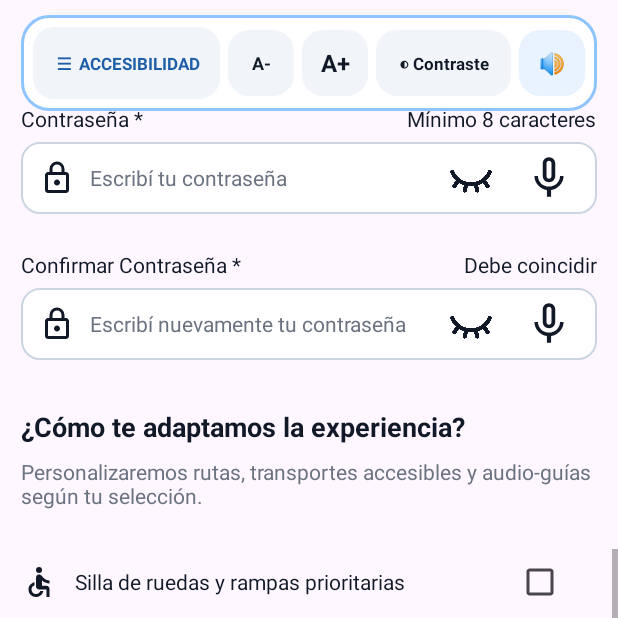
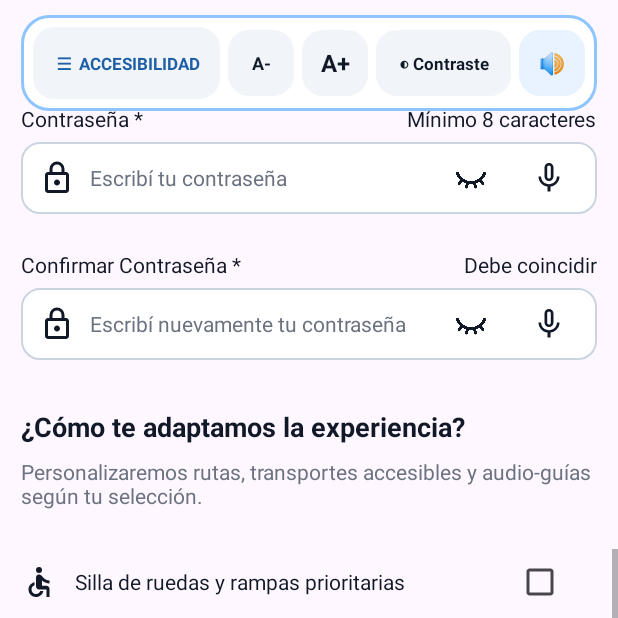
Before and after one commit to AbrildelaIglesia/ViajApp---MadStack, an Android app: the RegistroActivity screen opened directly, with no data from a screen before it, scrolled down 524 dp, on a phone screen of 412 x 824 dp, the top half of it. Run offline under Robolectric (Android 15) with nearby library versions, the phone set to English and light mode, and no system bars; our stand-ins replace Firebase (no records; nobody signed in at launch, a user with empty details on screens opened directly).

Commit message:
Ajustes visuales en pantalla de registro

```diff
--- a/app/src/main/res/layout/activity_registro.xml
+++ b/app/src/main/res/layout/activity_registro.xml
@@ -235,7 +235,7 @@
                     android:id="@+id/btnMicNombre"
                     android:layout_width="48dp"
                     android:layout_height="48dp"
-                    android:padding="7dp"
+                    android:padding="12dp"
                     android:clickable="true"
                     android:focusable="true"
 
@@ -300,7 +300,7 @@
                     android:id="@+id/btnMicCorreo"
                     android:layout_width="48dp"
                     android:layout_height="48dp"
-                    android:padding="7dp"
+                    android:padding="12dp"
                     android:clickable="true"
                     android:focusable="true"
                     android:src="@drawable/ic_mic"
@@ -371,7 +371,7 @@
                     android:id="@+id/btnTogglePassword"
                     android:layout_width="48dp"
                     android:layout_height="48dp"
-                    android:padding="7dp"
+                    android:padding="12dp"
                     android:clickable="true"
                     android:contentDescription="Mostrar contraseña"
                     android:focusable="true"
@@ -382,7 +382,7 @@
                     android:id="@+id/btnMicContrasena"
                     android:layout_width="48dp"
                     android:layout_height="48dp"
-                    android:padding="7dp"
+                    android:padding="12dp"
                     android:layout_marginStart="4dp"
                     android:clickable="true"
                     android:contentDescription="Dictar contraseña"
@@ -450,7 +450,7 @@
                     android:id="@+id/btnToggleConfPassword"
                     android:layout_width="48dp"
                     android:layout_height="48dp"
-                    android:padding="7dp"
+                    android:padding="12dp"
                     android:clickable="true"
                     android:focusable="true"
                     android:src="@drawable/visible_false"
@@ -461,7 +461,7 @@
                     android:id="@+id/btnMicConfirmacionContrasena"
                     android:layout_width="48dp"
                     android:layout_height="48dp"
-                    android:padding="7dp"
+                    android:padding="12dp"
                     android:layout_marginStart="4dp"
                     android:clickable="true"
                     android:focusable="true"
```
